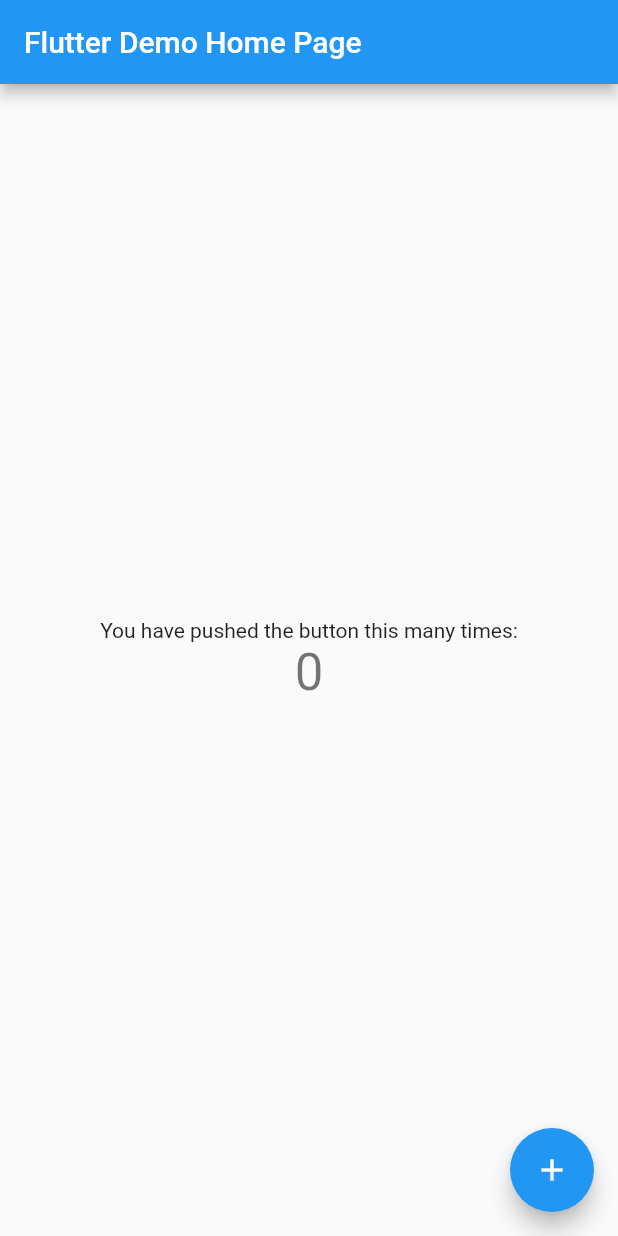
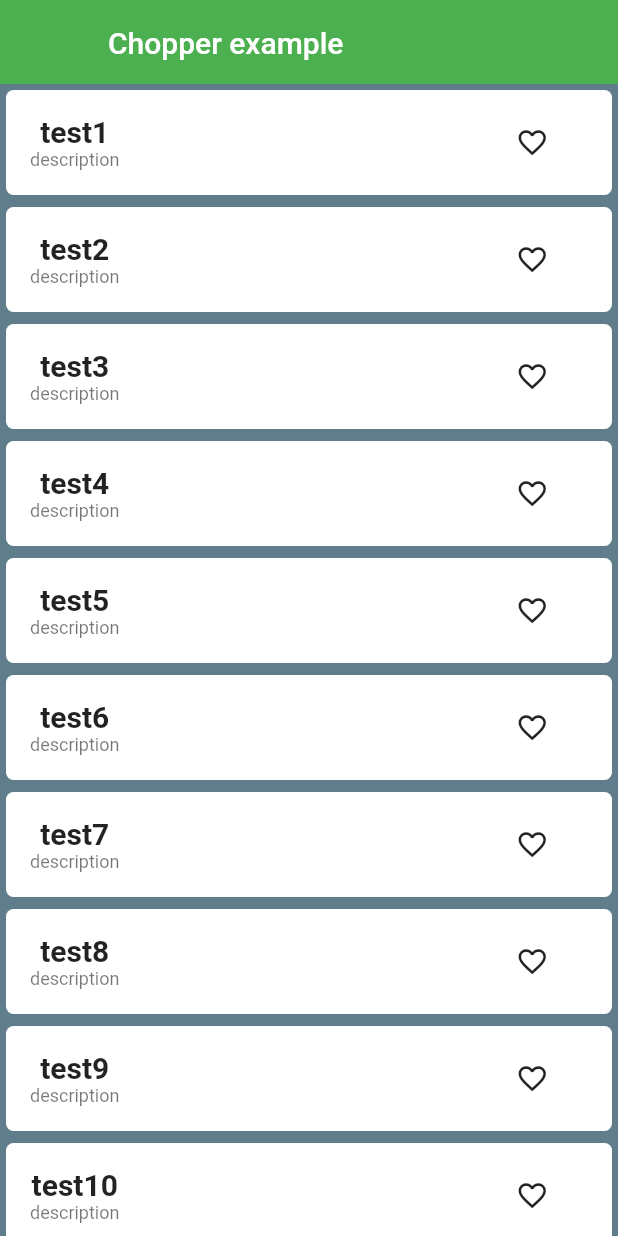
Before and after one commit to san-taki/chopper_example, a Flutter app: the screen it shows after launch, on a phone screen of 412 x 824 dp. Run offline on Flutter 3.47's test engine with Material 2 defaults, Android fonts, the phone set to English and light mode, and no system bars.

Commit message:
UI部分作成

```diff
--- a/chopper_example/lib/main.dart
+++ b/chopper_example/lib/main.dart
@@ -1,3 +1,4 @@
+import 'package:chopper_example/models/article.dart';
 import 'package:flutter/material.dart';
 
 void main() {
@@ -5,13 +6,12 @@ void main() {
 }
 
 class MyApp extends StatelessWidget {
-  // This widget is the root of your application.
   @override
   Widget build(BuildContext context) {
     return MaterialApp(
-      title: 'Flutter Demo',
+      title: 'Chopper_example',
       theme: ThemeData(
-        primarySwatch: Colors.blue,
+        primarySwatch: Colors.green,
         visualDensity: VisualDensity.adaptivePlatformDensity,
       ),
       home: MyHomePage(title: 'Flutter Demo Home Page'),
@@ -28,39 +28,122 @@ class MyHomePage extends StatefulWidget {
 }
 
 class _MyHomePageState extends State<MyHomePage> {
-  int _counter = 0;
+  List<Article> _articles;
 
-  void _incrementCounter() {
-    setState(() {
-      _counter++;
-    });
+  @override
+  void initState() {
+    super.initState();
+    WidgetsBinding.instance.addPostFrameCallback((_) => fetchData());
   }
 
   @override
   Widget build(BuildContext context) {
     return Scaffold(
-      appBar: AppBar(
-        title: Text(widget.title),
+      backgroundColor: Colors.blueGrey,
+      body: _buildBody(),
+    );
+  }
+
+  Widget _buildBody() {
+    return CustomScrollView(slivers: <Widget>[
+      _buildAppbar(),
+      ..._articles.map((article) => _buildArticle(article)).toList(),
+    ]);
+  }
+
+  Widget _buildAppbar() {
+    return const SliverAppBar(
+      floating: true,
+      pinned: false,
+      snap: true,
+      flexibleSpace: FlexibleSpaceBar(
+        title: Text('Chopper example'),
       ),
-      body: Center(
+    );
+  }
+
+  Widget _buildArticle(Article article) {
+    return SliverToBoxAdapter(
+      child: Card(
+        elevation: 0,
+        shape: RoundedRectangleBorder(
+          borderRadius: BorderRadius.circular(5),
+        ),
+        semanticContainer: true,
+        clipBehavior: Clip.antiAliasWithSaveLayer,
+        child: InkWell(
+          onTap: onArticlePressed,
+          child: Container(
+            height: 70,
+            padding: EdgeInsets.only(left: 8, top: 2, right: 8, bottom: 2),
+            child: Padding(
+              padding: const EdgeInsets.all(8.0),
+              child: Row(
+                children: <Widget>[
+                  Expanded(
+                    flex: 8,
+                    child: Align(
+                      alignment: Alignment.centerLeft,
                       child: Column(
+                        mainAxisSize: MainAxisSize.min,
                         mainAxisAlignment: MainAxisAlignment.center,
                         children: <Widget>[
                           Text(
-              'You have pushed the button this many times:',
+                            article.title,
+                            style: TextStyle(
+                                fontSize: 20, fontWeight: FontWeight.bold),
                           ),
                           Text(
-              '$_counter',
-              style: Theme.of(context).textTheme.headline4,
+                            "description",
+                            style:
+                                TextStyle(fontSize: 12, color: Colors.black54),
+                          )
+                        ],
+                      ),
+                    ),
+                  ),
+                  Expanded(
+                    flex: 2,
+                    child: GestureDetector(
+                      onTap: onFavoritePressed,
+                      child: Icon(
+                        Icons.favorite_border,
+                        size: 22,
+                      ),
+                    ),
                   ),
                 ],
               ),
             ),
-      floatingActionButton: FloatingActionButton(
-        onPressed: _incrementCounter,
-        tooltip: 'Increment',
-        child: Icon(Icons.add),
-      ), // This trailing comma makes auto-formatting nicer for build methods.
+          ),
+        ),
+      ),
     );
   }
+
+  void onArticlePressed() {
+    print("onArticlePressed");
   }
+
+  void onFavoritePressed() {
+    print("onFavoritePressed");
+  }
+
+  fetchData() {
+    setState(() {
+      _articles = [
+        Article("test1", false),
+        Article("test2", false),
+        Article("test3", false),
+        Article("test4", false),
+        Article("test5", false),
+        Article("test6", false),
+        Article("test7", false),
+        Article("test8", false),
+        Article("test9", false),
+        Article("test10", false),
+        Article("test11", false),
+      ];
+    });
+  }
+}
--- /dev/null
+++ b/chopper_example/lib/models/article.dart
@@ -0,0 +1,6 @@
+class Article {
+  final String title;
+  final bool isFavorite;
+
+  Article(this.title, this.isFavorite);
+}
```
Lines whose indentation alone changed are shown as unchanged.
